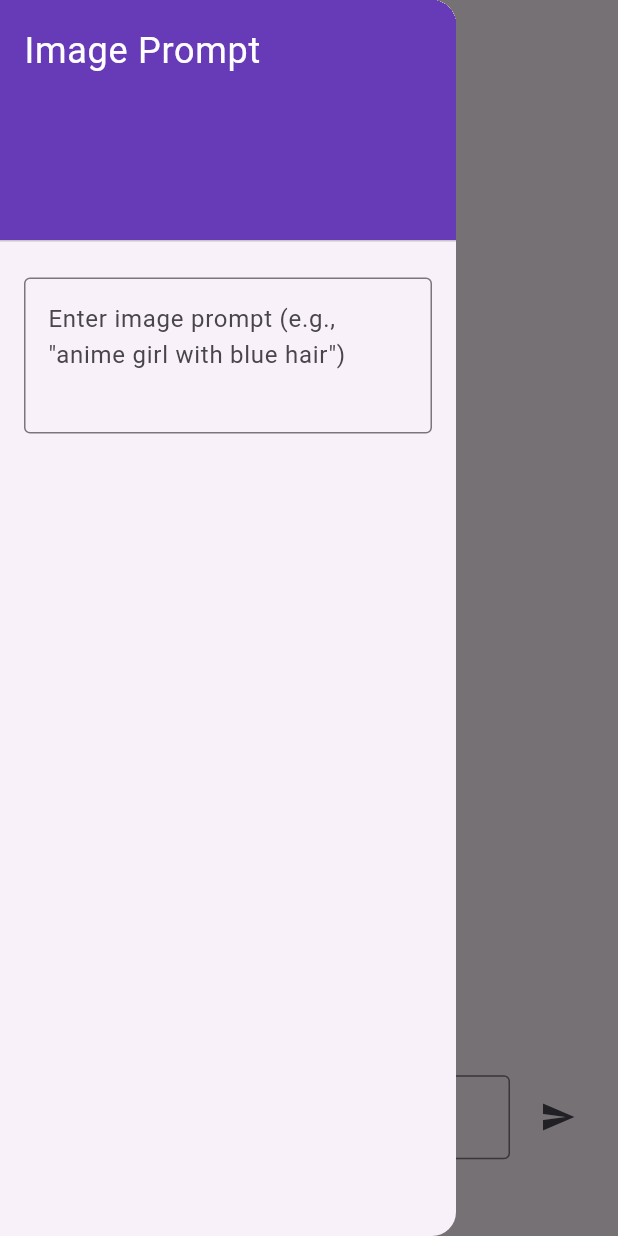
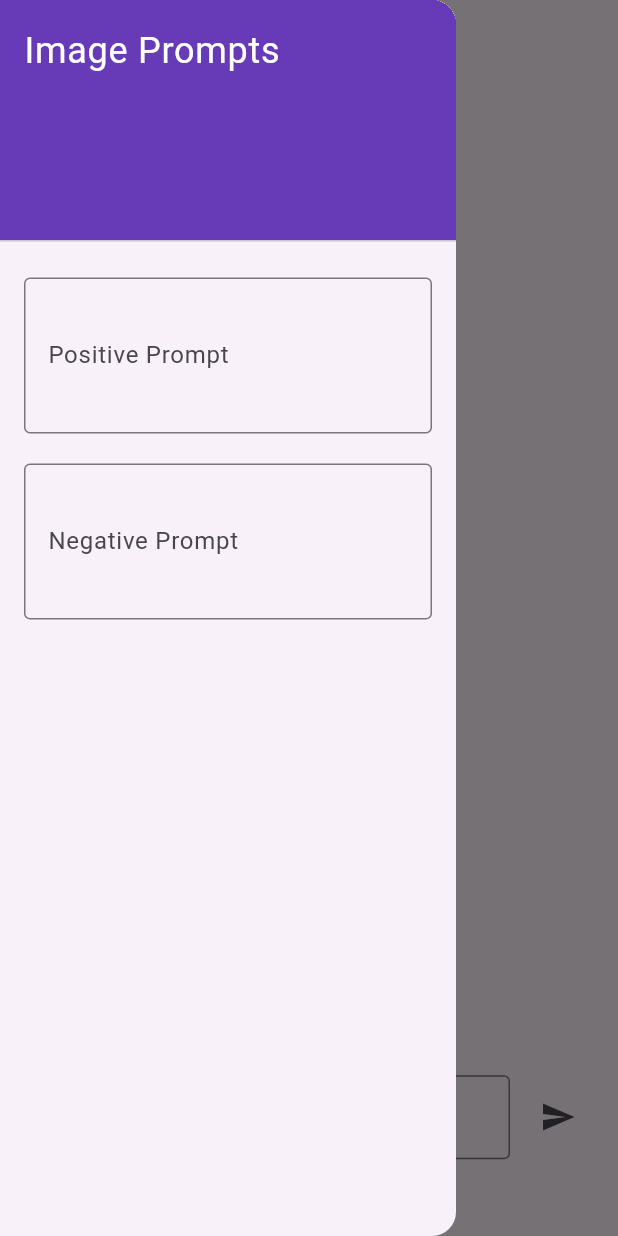
Before and after one commit to Yuji-HAMADA/misomia, a Flutter app: the screen it shows after launch, with the side drawer open, on a phone screen of 412 x 824 dp. Run offline on Flutter 3.47's test engine with Material 3 defaults, Android fonts, the light colour scheme and no system bars; our stand-ins replace shared_preferences; network calls fail.

Commit message:
Added negative prompt

```diff
--- a/lib/image_generation_service.dart
+++ b/lib/image_generation_service.dart
@@ -6,7 +6,7 @@ import 'package:flutter/foundation.dart'; // For debugPrint
 class ImageGenerationService {
   // No API key needed here, as it's handled by the Cloud Function.
 
-  Future<Uint8List?> generateAnimeImage(Emotion emotion, String? customPrompt) async {
+  Future<Uint8List?> generateAnimeImage(Emotion emotion, String? customPrompt, String? negativePrompt) async {
     // The API call is commented out by default.
 //    return null; // Returning null to prevent errors until enabled.
 
@@ -16,7 +16,9 @@ class ImageGenerationService {
           clean line art, flat colors, cel-shading, expressive eyes, simple lighting,
           Japanese anime style, feeling ${emotion.name}""";
 
-    final negativePromptString = "realistic, photo, 3D render, painterly, dramatic lighting, shadows, sketch";
+    final negativePromptString = negativePrompt != null && negativePrompt.isNotEmpty
+        ? negativePrompt
+        : "realistic, photo, 3D render, painterly, dramatic lighting, shadows, sketch";
 
     final url = Uri.parse('https://us-central1-misomia.cloudfunctions.net/getHuggingFaceImage');
 
--- a/lib/main.dart
+++ b/lib/main.dart
@@ -50,6 +50,7 @@ class _ChatScreenState extends State<ChatScreen> {
   final ReplyService _replyService = ReplyService();
   final TextEditingController _textController = TextEditingController();
   final TextEditingController _imagePromptController = TextEditingController();
+  final TextEditingController _negativePromptController = TextEditingController(); // New controller
   final List<ChatMessage> _messages = [];
   bool _isLoading = false;
 
@@ -57,8 +58,12 @@ class _ChatScreenState extends State<ChatScreen> {
   void initState() {
     super.initState();
     _loadPrompt();
+    _loadNegativePrompt(); // Load negative prompt
     _imagePromptController.addListener(() {
       _savePrompt(_imagePromptController.text);
+    });
+    _negativePromptController.addListener(() {
+      _saveNegativePrompt(_negativePromptController.text);
     });
   }
 
@@ -67,7 +72,11 @@ class _ChatScreenState extends State<ChatScreen> {
     _imagePromptController.removeListener(() {
       _savePrompt(_imagePromptController.text);
     });
+    _negativePromptController.removeListener(() {
+      _saveNegativePrompt(_negativePromptController.text);
+    });
     _imagePromptController.dispose();
+    _negativePromptController.dispose(); // Dispose negative prompt controller
     _textController.dispose();
     super.dispose();
   }
@@ -85,6 +94,21 @@ class _ChatScreenState extends State<ChatScreen> {
   Future<void> _savePrompt(String prompt) async {
     final prefs = await SharedPreferences.getInstance();
     await prefs.setString('imagePrompt', prompt);
+  }
+
+  Future<void> _loadNegativePrompt() async {
+    final prefs = await SharedPreferences.getInstance();
+    final savedNegativePrompt = prefs.getString('negativePrompt');
+    if (savedNegativePrompt != null) {
+      setState(() {
+        _negativePromptController.text = savedNegativePrompt;
+      });
+    }
+  }
+
+  Future<void> _saveNegativePrompt(String prompt) async {
+    final prefs = await SharedPreferences.getInstance();
+    await prefs.setString('negativePrompt', prompt);
   }
 
   void _analyzeTextMessage() async {
@@ -124,13 +148,20 @@ class _ChatScreenState extends State<ChatScreen> {
       appBar: AppBar(
         title: const Text('Misomia'),
       ),
-      drawer: ImagePromptDrawer(controller: _imagePromptController),
+      drawer: ImagePromptDrawer(
+        imagePromptController: _imagePromptController,
+        negativePromptController: _negativePromptController,
+      ),
       body: Padding(
         padding: const EdgeInsets.all(16.0),
         child: Column(
           children: [
             Flexible(
-              child: AvatarView(emotion: lastEmotion, imagePrompt: _imagePromptController.text.isEmpty ? null : _imagePromptController.text),
+              child: AvatarView(
+                emotion: lastEmotion,
+                imagePrompt: _imagePromptController.text.isEmpty ? null : _imagePromptController.text,
+                negativePrompt: _negativePromptController.text.isEmpty ? null : _negativePromptController.text,
+              ),
             ),
             const SizedBox(height: 20),
             Expanded(
@@ -178,9 +209,14 @@ class _ChatScreenState extends State<ChatScreen> {
 }
 
 class ImagePromptDrawer extends StatelessWidget {
-  final TextEditingController controller;
+  final TextEditingController imagePromptController;
+  final TextEditingController negativePromptController;
 
-  const ImagePromptDrawer({super.key, required this.controller});
+  const ImagePromptDrawer({
+    super.key,
+    required this.imagePromptController,
+    required this.negativePromptController,
+  });
 
   @override
   Widget build(BuildContext context) {
@@ -193,7 +229,7 @@ class ImagePromptDrawer extends StatelessWidget {
               color: Colors.deepPurple,
             ),
             child: Text(
-              'Image Prompt',
+              'Image Prompts',
               style: TextStyle(
                 color: Colors.white,
                 fontSize: 24,
@@ -202,13 +238,28 @@ class ImagePromptDrawer extends StatelessWidget {
           ),
           Padding(
             padding: const EdgeInsets.all(16.0),
-            child: TextField(
-              controller: controller,
-              decoration: const InputDecoration(
-                hintText: 'Enter image prompt (e.g., "anime girl with blue hair")',
-                border: OutlineInputBorder(),
-              ),
-              maxLines: 3,
+            child: Column(
+              children: [
+                TextField(
+                  controller: imagePromptController,
+                  decoration: const InputDecoration(
+                    hintText: 'Enter positive prompt (e.g., "anime girl with blue hair")',
+                    border: OutlineInputBorder(),
+                    labelText: 'Positive Prompt',
+                  ),
+                  maxLines: 3,
+                ),
+                const SizedBox(height: 20),
+                TextField(
+                  controller: negativePromptController,
+                  decoration: const InputDecoration(
+                    hintText: 'Enter negative prompt (e.g., "realistic, photo")',
+                    border: OutlineInputBorder(),
+                    labelText: 'Negative Prompt',
+                  ),
+                  maxLines: 3,
+                ),
+              ],
             ),
           ),
         ],
@@ -219,9 +270,15 @@ class ImagePromptDrawer extends StatelessWidget {
 
 class AvatarView extends StatefulWidget {
   final Emotion emotion;
-  final String? imagePrompt; // New parameter
+  final String? imagePrompt;
+  final String? negativePrompt;
 
-  const AvatarView({super.key, required this.emotion, this.imagePrompt});
+  const AvatarView({
+    super.key,
+    required this.emotion,
+    this.imagePrompt,
+    this.negativePrompt,
+  });
 
   @override
   State<AvatarView> createState() => _AvatarViewState();
@@ -235,25 +292,26 @@ class _AvatarViewState extends State<AvatarView> {
   @override
   void initState() {
     super.initState();
-    _generateImage(widget.emotion, widget.imagePrompt);
+    _generateImage(widget.emotion, widget.imagePrompt, widget.negativePrompt);
   }
 
   @override
   void didUpdateWidget(covariant AvatarView oldWidget) {
     super.didUpdateWidget(oldWidget);
-    if (widget.emotion != oldWidget.emotion || widget.imagePrompt != oldWidget.imagePrompt) {
-      _generateImage(widget.emotion, widget.imagePrompt);
+    if (widget.emotion != oldWidget.emotion ||
+        widget.imagePrompt != oldWidget.imagePrompt ||
+        widget.negativePrompt != oldWidget.negativePrompt) {
+      _generateImage(widget.emotion, widget.imagePrompt, widget.negativePrompt);
     }
   }
 
-  void _generateImage(Emotion emotion, String? imagePrompt) async {
+  void _generateImage(Emotion emotion, String? imagePrompt, String? negativePrompt) async {
     setState(() {
       _isLoadingImage = true;
-      _imageData = null; // Clear previous image
-
+      _imageData = null;
     });
 
-    final imageData = await _imageGenerationService.generateAnimeImage(emotion, imagePrompt);
+    final imageData = await _imageGenerationService.generateAnimeImage(emotion, imagePrompt, negativePrompt);
 
     setState(() {
       _imageData = imageData;
@@ -265,9 +323,9 @@ class _AvatarViewState extends State<AvatarView> {
   Widget build(BuildContext context) {
     final screenWidth = MediaQuery.of(context).size.width;
     final keyboardHeight = MediaQuery.of(context).viewInsets.bottom;
-    final availableHeight = MediaQuery.of(context).size.height - kToolbarHeight - kBottomNavigationBarHeight - keyboardHeight; // Approximate available height
-    final imageWidth = screenWidth > 600 ? 600.0 : screenWidth; // Max width of 600 for larger screens
-    final imageHeight = availableHeight * 0.4; // Take 40% of available height, adjust as needed
+    final availableHeight = MediaQuery.of(context).size.height - kToolbarHeight - kBottomNavigationBarHeight - keyboardHeight;
+    final imageWidth = screenWidth > 600 ? 600.0 : screenWidth;
+    final imageHeight = availableHeight * 0.4;
 
     if (_isLoadingImage) {
       return SizedBox(
@@ -283,7 +341,6 @@ class _AvatarViewState extends State<AvatarView> {
         fit: BoxFit.contain,
       );
     } else {
-      // Fallback if image generation fails
       return SizedBox(
         width: imageWidth,
         height: imageHeight,
```
